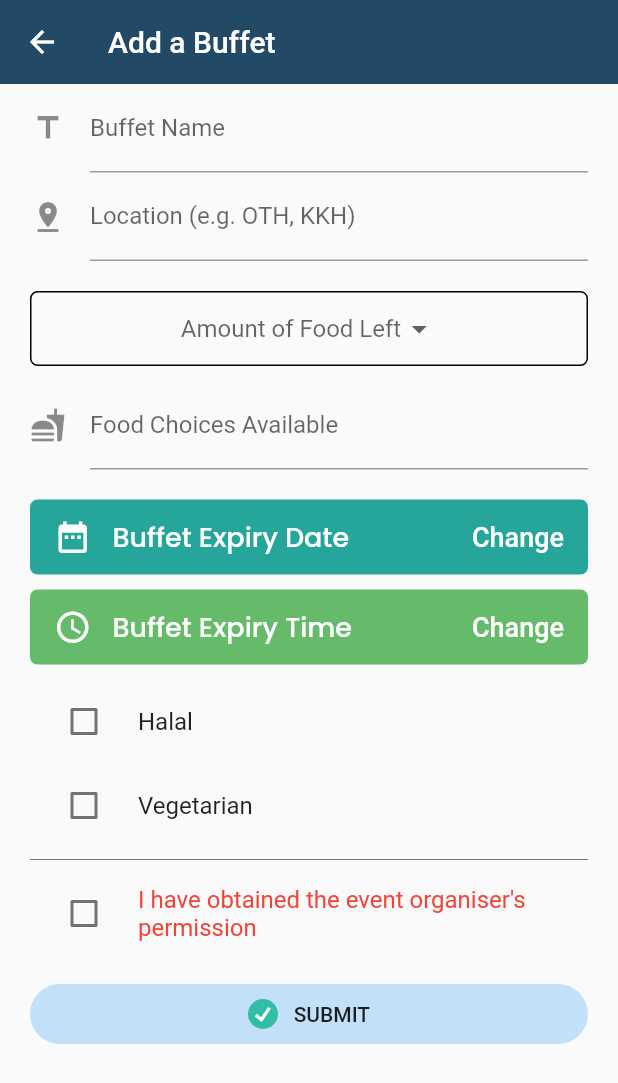
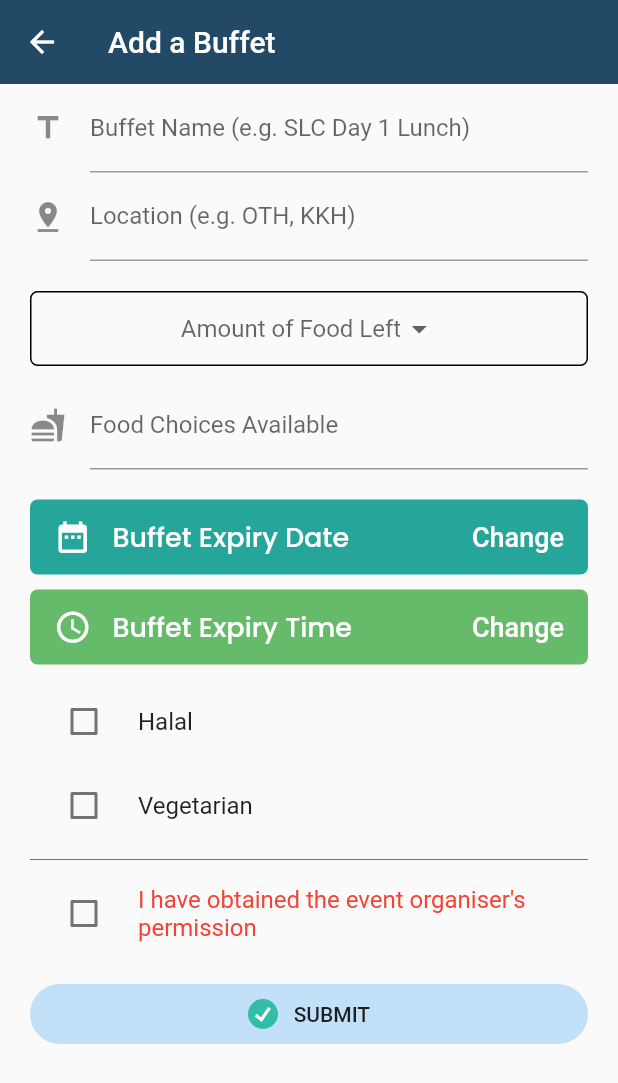
Before and after one commit to neohaojun/makanforfree, a Flutter app: the screen it shows once a user with an empty profile is signed in, after a tap on an icon or button, on a phone screen of 412 x 824 dp. Shown: the top 1083 px of the screen. Run offline on Flutter 3.47's test engine with Material 2 defaults, Android fonts, the phone set to English and light mode, and no system bars; our stand-ins replace cloud_firestore, firebase_auth, flutter_datetime_picker, flutter_svg, google_fonts, google_sign_in; accounts and stored records are empty.

Commit message:
commit on 'master'

```diff
--- a/lib/models/user.dart
+++ b/lib/models/user.dart
@@ -3,6 +3,4 @@ class User {
   final String uid;
   User({ this.uid });
 
-
-
 }
--- a/lib/screens/home/form_material.dart
+++ b/lib/screens/home/form_material.dart
@@ -3,8 +3,6 @@ import 'package:flutter/material.dart';
 import 'package:flutter_datetime_picker/flutter_datetime_picker.dart';
 import 'package:flutter_svg/flutter_svg.dart';
 import 'package:google_fonts/google_fonts.dart';
-// import 'package:grouped_buttons/grouped_buttons.dart';
-// import 'package:makanforfree/models/user.dart';
 
 class FormMaterial extends StatefulWidget {
   @override
@@ -67,7 +65,7 @@ class _FormMaterialState extends State<FormMaterial> {
                       icon: Icon(
                         Icons.title
                       ),
-                      labelText: "Buffet Name",
+                      labelText: "Buffet Name (e.g. SLC Day 1 Lunch)",
                     ),
                     controller: _titleController,
                     maxLines: null,
--- a/lib/screens/home/home.dart
+++ b/lib/screens/home/home.dart
@@ -2,6 +2,7 @@ import 'package:flutter/material.dart';
 import 'package:flutter_svg/flutter_svg.dart';
 import 'package:makanforfree/services/auth.dart';
 import 'form_material.dart';
+import 'package:cloud_firestore/cloud_firestore.dart';
 // import 'package:makanforfree/shared/loading.dart';
 
 class Home extends StatefulWidget {
@@ -13,6 +14,33 @@ class Home extends StatefulWidget {
 class _HomeState extends State<Home> {
   final AuthService _auth = AuthService();
   bool loading = false;
+  DateTime now =  DateTime.now();
+  DateTime expiry = DateTime.now();
+  var circleColour = Colors.green;
+
+  List<Widget> makeListWidgetRed(AsyncSnapshot snapshot) {
+    return snapshot.data.documents.map<Widget>((document) {
+      // now =  DateTime.now();
+      // expiry = DateTime(document["expiry"]);
+      // if (now.isAfter(expiry)) {
+      //   circleColour = Colors.blue;
+      // } else if (now.isBefore(expiry)) {
+      //   circleColour = Colors.red;
+      // } else {
+      //   circleColour= Colors.green;
+      // }
+      return ListTile(
+        leading: CircleAvatar(
+          backgroundColor: circleColour,
+        ),
+        title: Text(document["title"]),
+        subtitle: Text(document["location"]),
+        // isThreeLine: true,
+        trailing: Icon(Icons.arrow_forward),
+        onTap: () {},
+      );
+    }).toList();
+  }
 
   @override
   Widget build(BuildContext context) {
@@ -50,29 +78,22 @@ class _HomeState extends State<Home> {
         ],
       ),
       body: Container(
-        padding: EdgeInsets.symmetric(vertical: 20.0, horizontal: 30.0,),
-        child: SingleChildScrollView(
-          child: Column(
-            children: <Widget>[
-              SizedBox(height: 50.0,),
-              Row(
-                children: <Widget>[
-                  // Align(
-                  //       alignment: Alignment.topLeft,
-                  //       child: Image.asset(
-                  //         'assets/images/logo.png',
-                  //         height: 40.0,
-                  //       ),
-                  //     ),
-                  // Text(
-                  //   '   Home | Makan For Free',
-                  //   style: TextStyle(fontWeight: FontWeight.bold, fontSize: 18.0, color: Color(0xff224966)),
-                  // ),
-                ],
+        padding: EdgeInsets.symmetric(vertical: 20.0, horizontal: 10.0,),
+        // child: SingleChildScrollView(
+          // child: Column(
+            // children: <Widget>[
+              // SizedBox(height: 50.0,),
+              child: StreamBuilder(
+                stream: Firestore.instance.collection('buffets').snapshots(),
+                builder: (context, snapshot) {
+                  return ListView(
+                    children: makeListWidgetRed(snapshot),
+                  );
+                }
               ),
-            ],
-          ),
-        ),
+            // ],
+          // ),
+        // ),
       ),
       floatingActionButton: Container(
         padding: EdgeInsets.all(10),
```
